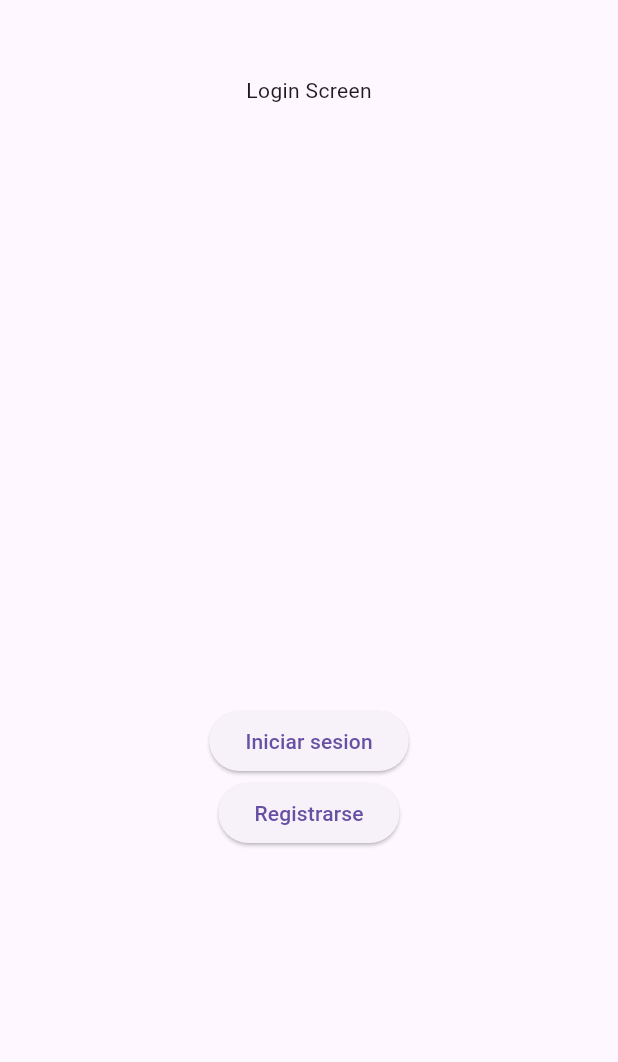
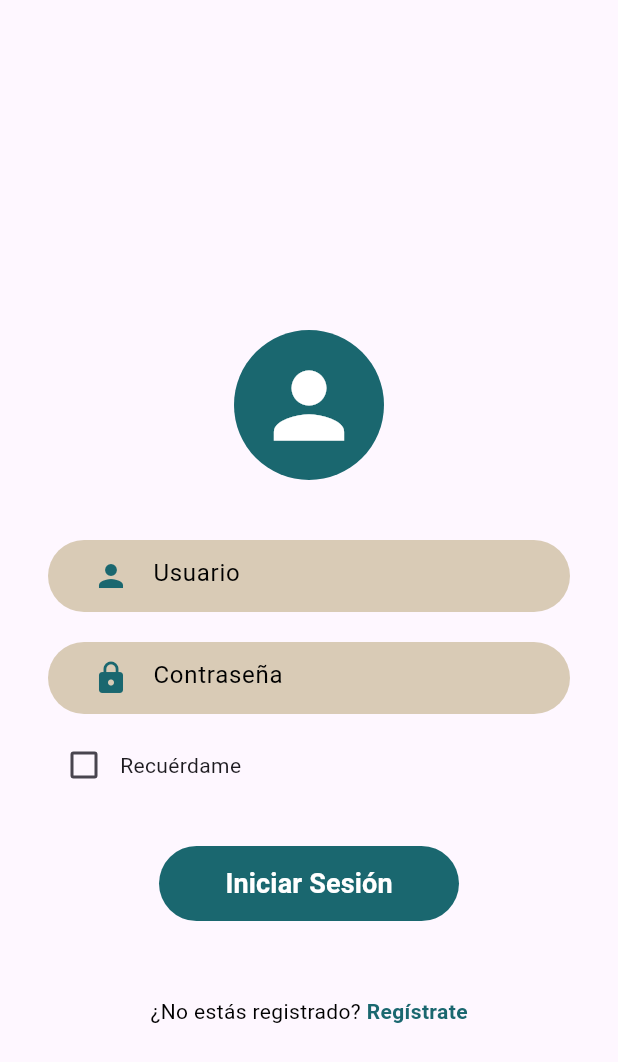
Before and after one commit to collado9682/App_Paletitas_Twins, a Flutter app: the screen it shows after launch, on a phone screen of 412 x 824 dp. Shown: the top 1062 px of the screen. Run offline on Flutter 3.47's test engine with Material 3 defaults, Android fonts, the phone set to English and light mode, and no system bars; our stand-ins replace auto_route; generated files the repository leaves out were written again.

Commit message:
Realizando pruebas de navegación entre pantallas de autenticación

```diff
--- a/lib/UI/authentication/screens/login_screen.dart
+++ b/lib/UI/authentication/screens/login_screen.dart
@@ -1,42 +1,111 @@
-import 'package:app_paletitas/UI/core/routes/app_router.dart';
 import 'package:flutter/material.dart';
 import 'package:auto_route/auto_route.dart';
+import 'package:app_paletitas/core/constants/colors.dart';
+import 'package:app_paletitas/UI/core/widgets/main_button.dart';
+import 'package:app_paletitas/UI/core/widgets/text_fields.dart';
+import 'package:app_paletitas/UI/core/routes/app_router.dart';
 
 @RoutePage()
 class LoginScreen extends StatelessWidget {
-  static const String routeName = '/login';
+  static const routeName = '/login';
+  const LoginScreen({super.key});
 
-  const LoginScreen({super.key});
+  // Método que solo se encarga de navegar a Home
+  void _login(BuildContext context) {
+    AutoRouter.of(context).replace(const HomeRoute());
+  }
+
+  // Método que solo se encarga de navegar a Registro
+  void _goToRegister(BuildContext context) {
+    AutoRouter.of(context).push(const RegisterRoute());
+  }
 
   @override
   Widget build(BuildContext context) {
     return Scaffold(
       body: SafeArea(
+        child: Padding(
+          padding: const EdgeInsets.all(32.0),
           child: Column(
-          mainAxisAlignment: MainAxisAlignment.start,
             crossAxisAlignment: CrossAxisAlignment.center,
+            mainAxisAlignment: MainAxisAlignment.center,
             children: [
-          SizedBox(height: 50.0),
-            Text('Login Screen'),
-            SizedBox(height: 400.0),
-            Center(
-              child:ElevatedButton(
-              onPressed: () {
-                AutoRouter.of(context).push(RegisterRoute());
-              },
-              child: Text("Iniciar sesion"),
+              Padding(
+                padding: const EdgeInsets.only(top: 80.0, bottom: 40.0),
+                child: CircleAvatar(
+                  radius: 50,
+                  backgroundColor: AppColors.primary,
+                  child: const Icon(
+                    Icons.person,
+                    size: 70,
+                    color: AppColors.background,
                   ),
                 ),
-              Center(
-              child:ElevatedButton(
-              onPressed: () {
-                AutoRouter.of(context).push(RegisterRoute());
-              },
-              child: Text("Registrarse"),
               ),
-            )
+
+           //campo de usuario
+              const TextFields(
+                pistaText: 'Usuario',
+                prefixIcon: Icons.person,
+              ),
+              const SizedBox(height: 20.0),
+
+              // Campo de Contraseña
+              const TextFields(
+                pistaText: 'Contraseña',
+                textoOculto: true,
+                prefixIcon: Icons.lock,
+              ),
+              const SizedBox(height: 10.0),
+
+              // Recordarme
+              Row(
+                mainAxisAlignment: MainAxisAlignment.spaceBetween,
+                children: [
+                  Row(
+                    mainAxisSize: MainAxisSize.min,
+                    children: [
+                      Checkbox(
+                        value: false,
+                        onChanged: (val) {},
+                        activeColor: AppColors.primary,
+                      ),
+                      const Text('Recuérdame'),
+                    ],
+                  ),
+
+                ],
+              ),
+              const SizedBox(height: 30.0),
+
+              // Botón Iniciar Sesión
+              MainButton(
+                label: 'Iniciar Sesión',
+                accionAlPresionar: () => _login(context),
+              ),
+              const SizedBox(height: 50.0),
+
+              // Enlace de Registro
+              Row(
+                mainAxisAlignment: MainAxisAlignment.center,
+                children: [
+                  const Text('¿No estás registrado? ', style: TextStyle(color: AppColors.textPrimary)),
+                  GestureDetector(
+                    onTap: () => _goToRegister(context),
+                    child: const Text(
+                      'Regístrate',
+                      style: TextStyle(
+                        color: AppColors.primary,
+                        fontWeight: FontWeight.bold,
+                      ),
+                    ),
+                  ),
+                ],
+              ),
             ],
           ),
         ),
+      ),
     );
-  }}
+  }
+}
--- a/lib/UI/core/routes/app_router.dart
+++ b/lib/UI/core/routes/app_router.dart
@@ -1,7 +1,10 @@
 
+import 'package:app_paletitas/UI/core/layouts/home_screen.dart';
 import 'package:auto_route/auto_route.dart';
 import 'package:app_paletitas/UI/authentication/screens/login_screen.dart';
 import 'package:app_paletitas/UI/authentication/screens/register_screen.dart';
+import 'package:app_paletitas/UI/core/layouts/main_layout_screen.dart';
+
 
 part  'app_router.gr.dart';
 
@@ -11,5 +14,8 @@ class AppRouter extends RootStackRouter {
   List<AutoRoute> get routes => [
    AutoRoute(page: LoginRoute.page, path: '/login', initial: true),
    AutoRoute(page: RegisterRoute.page, path: '/register'),
+   AutoRoute(page:MainLayoutRoute.page,path:'/main-layout', children: [
+    AutoRoute(page: HomeRoute.page, path:HomeScreen.routeName )
+   ]),
   ];
 }
--- /dev/null
+++ b/lib/UI/core/widgets/main_button.dart
@@ -0,0 +1,45 @@
+import 'package:flutter/material.dart';
+import 'package:app_paletitas/core/constants/colors.dart';
+
+class MainButton extends StatelessWidget {
+  final String label;
+  final VoidCallback accionAlPresionar;
+  final Color colorFondo;
+  final Color colorTexto;
+
+//constructor
+  const MainButton({
+    super.key,
+    required this.label,
+    required this.accionAlPresionar,
+    this.colorFondo = AppColors.primary,
+    this.colorTexto = AppColors.background,
+  });
+
+  @override
+  Widget build(BuildContext context) {
+    return SizedBox(
+      width: 200.0,
+      height: 50.0,
+      child: ElevatedButton(
+        onPressed: accionAlPresionar,
+        style: ElevatedButton.styleFrom(
+          backgroundColor: AppColors.primary,
+          shape: RoundedRectangleBorder(
+          borderRadius: BorderRadius.circular(25.0),
+          ),
+          elevation: 0,
+          padding: const EdgeInsets.symmetric(horizontal: 20.0),
+        ),
+        child: Text(
+         label,
+          style: TextStyle(
+            color: AppColors.background,
+            fontSize: 18,
+            fontWeight: FontWeight.bold,
+          ),
+        ),
+      ),
+    );
+  }
+}
--- /dev/null
+++ b/lib/UI/core/widgets/text_fields.dart
@@ -0,0 +1,48 @@
+import 'package:app_paletitas/core/constants/colors.dart';
+import 'package:flutter/material.dart';
+
+class TextFields extends StatelessWidget {
+  final String pistaText;
+  final bool textoOculto;
+  final TextEditingController? controller;
+  final IconData? prefixIcon;
+
+//Constructor
+  const TextFields({
+    super.key,
+    required this.pistaText,
+    this.textoOculto = false,
+    this.controller,
+    this.prefixIcon,
+  });
+
+  @override
+  Widget build(BuildContext context) {
+    return Container(
+      padding: const EdgeInsets.symmetric(horizontal: 18.0),
+      //Estilo del fondo del campi
+      decoration: BoxDecoration(
+        color: AppColors.secondary,
+        borderRadius: BorderRadius.circular(25.0),
+      ),
+
+      //Contenido interno
+      child: TextField(
+        obscureText: textoOculto,
+        style: const TextStyle(color: AppColors.textPrimary),
+
+        decoration: InputDecoration(
+          border: InputBorder.none,
+          hintText: pistaText,
+          hintStyle:
+          TextStyle(color: AppColors.textPrimary),
+
+          prefixIcon: prefixIcon != null
+              ? Icon(prefixIcon, color: AppColors.primary)
+              : null,
+       contentPadding: const EdgeInsets.only(top: 10.0, bottom: 14.0),
+        ),
+      ),
+    );
+  }
+}
--- a/lib/core/constants/colors.dart
+++ b/lib/core/constants/colors.dart
@@ -1,6 +1,17 @@
 import 'package:flutter/material.dart';
 
-const kPrimaryColor = Color(0xFF1A676F); // teal
-const kBeigeColor = Color(0xFFDCCFBF);   // beige pill
-const kBackground = Colors.white;
-const kTextColor = Color(0xFF2B2B2B);
+class AppColors
+{
+  // Colores principales
+  static const Color primary = Color(0xff1a676f);
+  static const Color secondary = Color(0xffd9cbb6);
+
+  // Colores de fondo
+  static const Color background = Color(0xFFFFFFFF);
+  static const Color cardBackground = Color(0xFFF5F5F5);
+
+  // Colores de texto
+  static const Color textPrimary = Color(0xff000000);
+  static const Color textSecondary = Color(0xffd9d9d9);
+
+}
--- a/lib/main.dart
+++ b/lib/main.dart
@@ -7,16 +7,18 @@ void main() {
 }
 
 class MyApp extends StatelessWidget {
+
+  final AppRouter _appRouter = AppRouter();
+
   MyApp({super.key});
-
-  final _appRouter = AppRouter();
 
   @override
   Widget build(BuildContext context) {
     return MaterialApp.router(
       routerConfig: _appRouter.config(),
-      title: 'Paletitas App',
+      title: 'App Paletitas',
       theme: ThemeData(
+        useMaterial3: true,
         primarySwatch: Colors.blue,
       ),
     );
```
Also changed, not shown: lib/UI/authentication/screens/register_screen.dart (+82 -14 lines), lib/UI/core/layouts/home_screen.dart (added, +19 -0 lines), lib/UI/core/layouts/main_layout_screen.dart (added, +38 -0 lines), 1 other file. Lines whose indentation alone changed are shown as unchanged.
